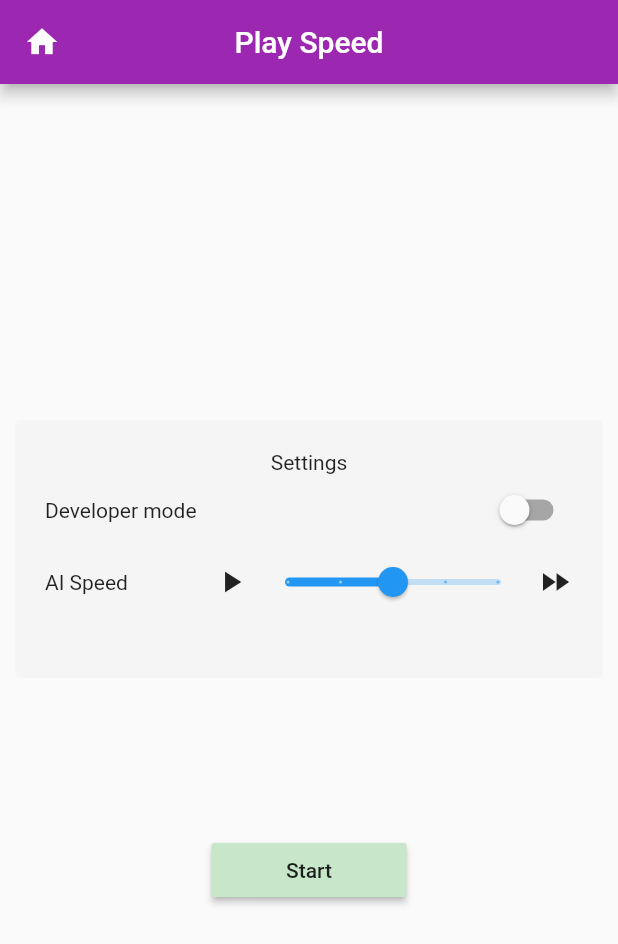
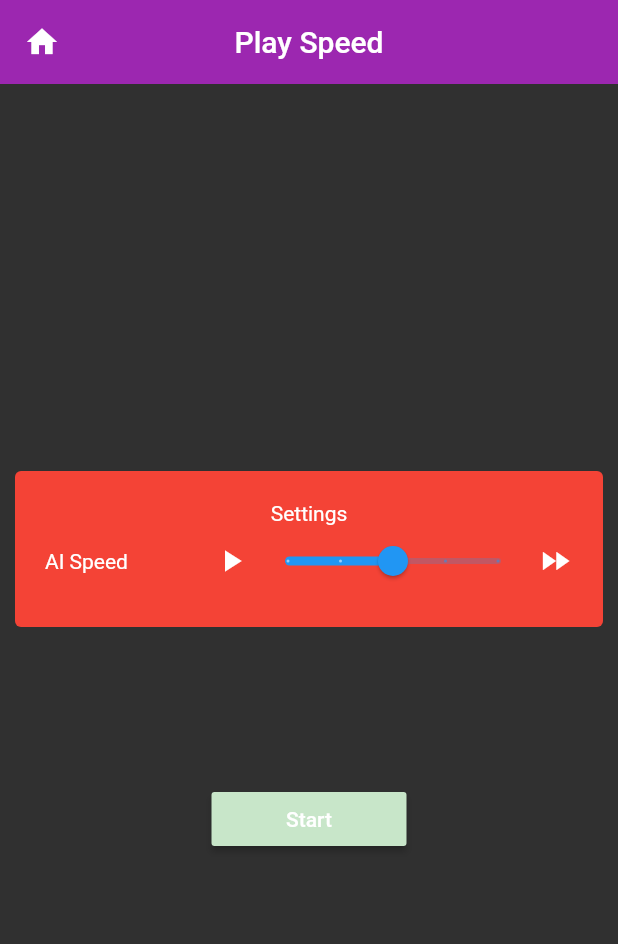
Before and after one commit to dominic-deantonio/deantoniodev, a Flutter app: the screen it shows after launch, after a tap on "Play a game of Speed in the meantime?", on a phone screen of 412 x 824 dp. Shown: the top 944 px of the screen. Run offline on Flutter 3.47's test engine with Material 2 defaults, Android fonts, the light colour scheme and no system bars.

Commit message:
Added light/dark mode, some architectural changes.

```diff
--- /dev/null
+++ b/lib/home/home.dart
@@ -0,0 +1,44 @@
+import 'package:deantoniodev/speed/speedLauncher.dart';
+import 'package:flutter/material.dart';
+
+class Home extends StatelessWidget {
+  @override
+  Widget build(BuildContext context) {
+    return Center(
+      child: ConstrainedBox(
+        constraints: BoxConstraints(maxWidth: 1200),
+        child: LayoutBuilder(
+          builder: (a, size) {
+            return Container(
+              width: 1800,
+              child: Column(
+                mainAxisAlignment: MainAxisAlignment.center,
+                children: [
+                  SelectableText(
+                    "Welcome to Dom's Website",
+                    textAlign: TextAlign.center,
+                    style: Theme.of(context).textTheme.headline2,
+                  ),
+                  SizedBox(height: 30),
+                  SelectableText(
+                    "There's not much here for now,\nbut soon I will add my projects, \nabout me, and other stuff.",
+                    textAlign: TextAlign.center,
+                    style: Theme.of(context).textTheme.headline4,
+                  ),
+                  SizedBox(height: 50),
+                  MaterialButton(
+                    color: Theme.of(context).buttonColor,
+                    child: Text('Play a game of Speed in the meantime?'),
+                    onPressed: () {
+                      Navigator.of(context).push(MaterialPageRoute(builder: (context) => SpeedLauncher()));
+                    },
+                  ),
+                ],
+              ),
+            );
+          },
+        ),
+      ),
+    );
+  }
+}
--- a/lib/main.dart
+++ b/lib/main.dart
@@ -1,66 +1,33 @@
+import 'package:deantoniodev/home/home.dart';
+import 'package:deantoniodev/shared/themes.dart';
 import 'package:flutter/material.dart';
 import 'package:deantoniodev/speed/speedLauncher.dart';
 
 void main() => runApp(App());
 
 class App extends StatefulWidget {
-  _AppState createState() => _AppState();
+  AppState createState() => AppState();
 }
 
-class _AppState extends State<App> {
+class AppState extends State<App> {
+  bool usingDarkTheme = true;
+
   @override
   Widget build(BuildContext context) {
     return MaterialApp(
-        debugShowCheckedModeBanner: false,
-        theme: ThemeData(
-          scaffoldBackgroundColor: Colors.grey[900]
+      debugShowCheckedModeBanner: false,
+      theme: usingDarkTheme ? Themes.dark : Themes.light,
+      home: Scaffold(
+        appBar: AppBar(
+          actions: [
+            FlatButton(child: Icon(Icons.brightness_6), onPressed: () {
+              setState(() {
+                usingDarkTheme = !usingDarkTheme;
+              });
+            }),
+          ],
         ),
-        home: Home(),
-    );
-  }
-
-
-}
-
-class Home extends StatelessWidget {
-  @override
-  Widget build(BuildContext context) {
-    return Scaffold(
-      body: Center(
-        child: ConstrainedBox(
-          constraints: BoxConstraints(maxWidth: 1200),
-          child: LayoutBuilder(
-            builder: (a, size) {
-              return Container(
-                width: 1800,
-                child: Column(
-                  mainAxisAlignment: MainAxisAlignment.center,
-                  children: [
-                    Text(
-                      "Welcome to Dom's Website",
-                      textAlign: TextAlign.center,
-                      style: TextStyle(fontWeight: FontWeight.bold, fontSize: size.maxWidth / 20, color: Colors.white),
-                    ),
-                    SizedBox(height: 30),
-                    Text(
-                      "There's not much here for now,\nbut soon I will add my projects, \nabout me, and other stuff.",
-                      textAlign: TextAlign.center,
-                      style: TextStyle(fontSize: size.maxWidth / 35, color: Colors.white),
-                    ),
-                    SizedBox(height: 50),
-                    MaterialButton(
-                      color: Colors.white,
-                      child: Text('Play a game of Speed in the meantime?'),
-                      onPressed: () {
-                        Navigator.of(context).push(MaterialPageRoute(builder: (context) => SpeedLauncher()));
-                      },
-                    ),
-                  ],
-                ),
-              );
-            },
-          ),
-        ),
+        body: Home(),
       ),
     );
   }
--- /dev/null
+++ b/lib/shared/themes.dart
@@ -0,0 +1,10 @@
+import 'package:flutter/material.dart';
+
+class Themes {
+  static final ThemeData dark = ThemeData.dark().copyWith(
+      appBarTheme: AppBarTheme(elevation: 0),
+  );
+  static final ThemeData light = ThemeData.light().copyWith(
+    appBarTheme: AppBarTheme(elevation: 0),
+  );
+}
--- a/lib/speed/models/speedView.dart
+++ b/lib/speed/models/speedView.dart
@@ -1,3 +1,4 @@
+import 'package:deantoniodev/home/home.dart';
 import 'package:flutter/cupertino.dart';
 import 'package:flutter/material.dart';
 import 'package:deantoniodev/speed/models/speedController.dart';
@@ -37,14 +38,14 @@ class SpeedView extends StatelessWidget {
                         onPressed: () => game.toggleGamePause(),
                       ),
                     )
-                  : Container(),
-              game.widget.devModeOn
+                  : Container(),game.widget.devModeOn
           ? Tooltip(
         message: 'Ends the game with the player as the winner.',
         child: IconButton(
           icon: Icon(Icons.stop),
           onPressed: () => game.winGame("player"),
         ),
+
                     )
                   : Container()
             ],
--- a/lib/speed/speedLauncher.dart
+++ b/lib/speed/speedLauncher.dart
@@ -1,6 +1,7 @@
 import 'dart:async';
 import 'dart:io';
 
+import 'package:deantoniodev/home/home.dart';
 import 'package:flutter/cupertino.dart';
 import 'package:flutter/material.dart';
 import 'package:deantoniodev/speed/models/speedController.dart';
@@ -25,9 +26,7 @@ class _SpeedLauncherState extends State<SpeedLauncher> {
 
   @override
   Widget build(BuildContext context) {
-    return MaterialApp(
-      debugShowCheckedModeBanner: false,
-      home: Scaffold(
+    return Scaffold(
       appBar: game == null
           ? AppBar(
               leading: IconButton(
@@ -42,7 +41,6 @@ class _SpeedLauncherState extends State<SpeedLauncher> {
             )
           : null,
       body: game ?? getStartMenu(),
-      ),
     );
   }
 
@@ -53,7 +51,7 @@ class _SpeedLauncherState extends State<SpeedLauncher> {
         children: [
           Container(
             width: 400,
-            height: 180,
+//            height: 180,
             child: countingDown ? countdownWidget() : settingsWidget(),
           ),
           SizedBox(height: 100),
@@ -84,14 +82,14 @@ class _SpeedLauncherState extends State<SpeedLauncher> {
 
   Widget settingsWidget() {
     return Card(
-      color: Colors.grey[100],
+      color: Colors.red,
       elevation: 0,
       child: Padding(
         padding: const EdgeInsets.all(20.0),
         child: Column(
           children: [
             Text('Settings'),
-            debuggingWidget(),
+//            debuggingWidget(),
 //            autoDrawWidget(),
             aiSpeedWidget(),
           ],
```
Lines whose indentation alone changed are shown as unchanged.
